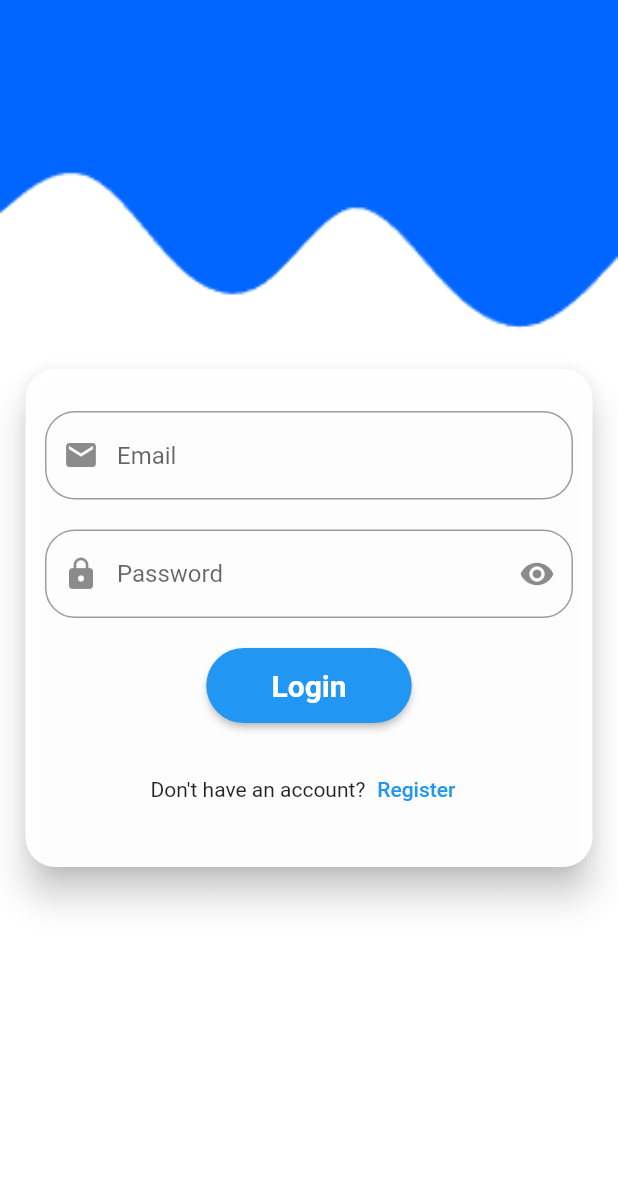
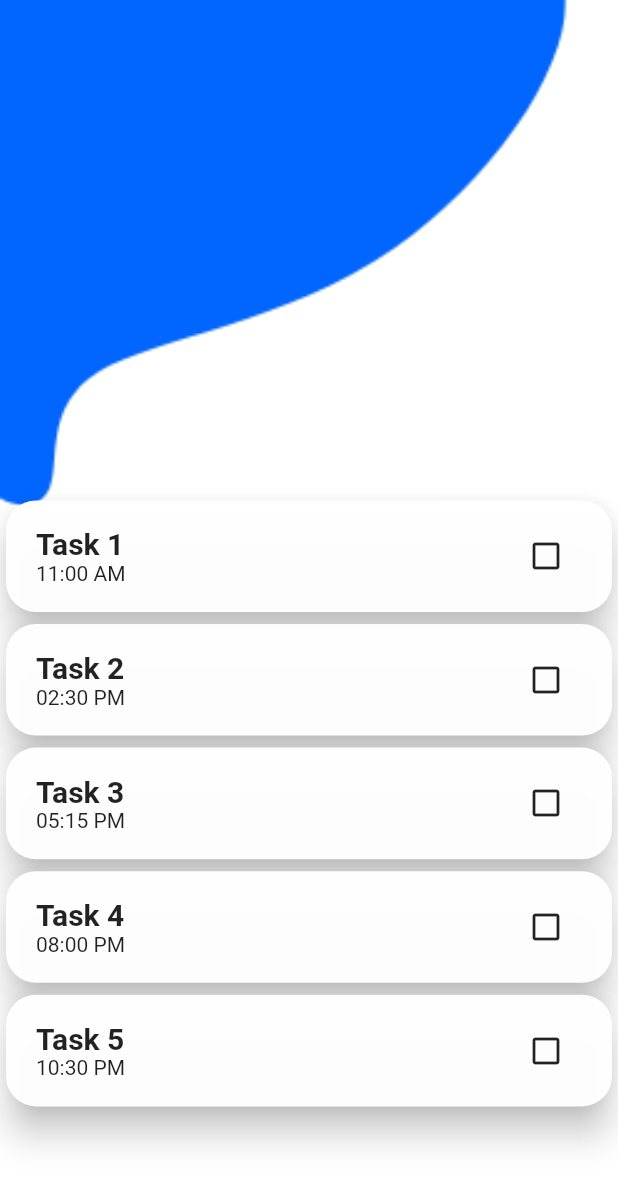
Before and after one commit to tandukar/tracka, a Flutter app: the screen it shows after launch, on a phone screen of 412 x 824 dp. Shown: the top 1185 px of the screen. Run offline on Flutter 3.47's test engine with Material 2 defaults, Android fonts, the phone set to English and light mode, and no system bars; our stand-ins replace email_validator.

Commit message:
created task page

```diff
--- a/client/analysis_options.yaml
+++ b/client/analysis_options.yaml
@@ -24,6 +24,7 @@ linter:
   rules:
     prefer_const_constructors: false
     prefer_const_literals_to_create_immutables: false
+    avoid_print: false
     # avoid_print: false  # Uncomment to disable the `avoid_print` rule
     # prefer_single_quotes: true  # Uncomment to enable the `prefer_single_quotes` rule
 
--- /dev/null
+++ b/client/lib/Provider/provider.dart
@@ -0,0 +1,10 @@
+import 'package:flutter/material.dart';
+
+class AppState extends ChangeNotifier {
+  bool isChecked = false;
+
+  void toggleCheckbox() {
+    isChecked = !isChecked;
+    notifyListeners();
+  }
+}
--- /dev/null
+++ b/client/lib/TrackaMainPage.dart
@@ -0,0 +1,169 @@
+import 'package:flutter/material.dart';
+import 'package:provider/provider.dart';
+
+class Task {
+  final String title;
+  final String time;
+  bool isChecked;
+
+  Task(this.title, this.time, {this.isChecked = false});
+
+  @override
+  String toString() {
+    return 'Task{title: $title, time: $time, isChecked: $isChecked}';
+  }
+}
+
+List<Task> tasks = [
+  Task('Task 1', '11:00 AM'),
+  Task('Task 2', '02:30 PM'),
+  Task('Task 3', '05:15 PM'),
+  Task('Task 4', '08:00 PM'),
+  Task('Task 5', '10:30 PM'),
+
+  // Add more tasks here as needed
+];
+
+class TrackaMain extends StatelessWidget {
+  const TrackaMain({super.key});
+
+  @override
+  Widget build(BuildContext context) {
+    return ChangeNotifierProvider(
+      create: (_) => AppState(),
+      child: MaterialApp(
+        debugShowCheckedModeBanner: false,
+        home: TrackaMainPage(),
+      ),
+    );
+  }
+}
+
+class TrackaMainPage extends StatefulWidget {
+  const TrackaMainPage({super.key});
+
+  @override
+  State<TrackaMainPage> createState() => _TrackaMainPageState();
+}
+
+class _TrackaMainPageState extends State<TrackaMainPage> {
+  @override
+  Widget build(BuildContext context) {
+    return Container(
+      constraints: const BoxConstraints.expand(),
+      decoration: const BoxDecoration(
+        image: DecorationImage(
+          image: AssetImage("assets/logRegBg.png"),
+          fit: BoxFit.cover,
+        ),
+      ),
+      child: Scaffold(
+        backgroundColor: Colors.transparent,
+        body: Center(
+          child: Padding(
+            padding: const EdgeInsets.all(0),
+            child: Column(
+              children: [
+                SizedBox(height: MediaQuery.of(context).size.height / 2.5),
+                Expanded(
+                  child: CardList(),
+                ),
+              ],
+            ),
+          ),
+        ),
+      ),
+    );
+  }
+}
+
+class AppState extends ChangeNotifier {
+  void toggleCardState(Task task) {
+    task.isChecked = !task.isChecked;
+    notifyListeners();
+  }
+}
+
+class CardList extends StatelessWidget {
+  const CardList({super.key});
+
+  @override
+  Widget build(BuildContext context) {
+    final appState = Provider.of<AppState>(context);
+    return ListView.builder(
+      itemCount: tasks.length,
+      itemBuilder: (context, index) {
+        final task = tasks[index];
+        return SizedBox(
+          height: MediaQuery.of(context).size.height / 10,
+          child: CustomCard(
+              task: task,
+              isChecked: task.isChecked,
+              toggleCheckbox: () {
+                appState.toggleCardState(task);
+
+                print('Task Details:\n$task');
+              }),
+        );
+      },
+    );
+  }
+}
+
+class CustomCard extends StatelessWidget {
+  final Task task;
+  final bool isChecked;
+  final Function() toggleCheckbox;
+
+  const CustomCard({
+    super.key,
+    required this.task,
+    required this.isChecked,
+    required this.toggleCheckbox,
+  });
+
+  @override
+  Widget build(BuildContext context) {
+    return Card(
+      elevation: 10,
+      color: Colors.white.withOpacity(0.97),
+      shape: RoundedRectangleBorder(
+        borderRadius: BorderRadius.circular(20),
+      ),
+      child: Padding(
+        padding: const EdgeInsets.only(left: 20, right: 20),
+        child: Column(
+          mainAxisAlignment: MainAxisAlignment.center,
+          children: [
+            Row(
+              mainAxisAlignment: MainAxisAlignment.spaceBetween,
+              children: [
+                Expanded(
+                  child: Column(
+                    mainAxisAlignment: MainAxisAlignment.center,
+                    crossAxisAlignment: CrossAxisAlignment.start,
+                    children: [
+                      Text(
+                        task.title,
+                        style: TextStyle(
+                            fontSize: 20, fontWeight: FontWeight.bold),
+                      ),
+                      Text(task.time),
+                    ],
+                  ),
+                ),
+                IconButton(
+                  icon: isChecked
+                      ? Icon(Icons.check_box_outlined)
+                      : Icon(Icons.check_box_outline_blank),
+                  onPressed: toggleCheckbox,
+                ),
+              ],
+            ),
+            // SizedBox(height: 10),
+          ],
+        ),
+      ),
+    );
+  }
+}
--- a/client/lib/auth/login.dart
+++ b/client/lib/auth/login.dart
@@ -1,6 +1,7 @@
 import 'package:flutter/material.dart';
 
 import 'dart:core';
+import '../TrackaMainPage.dart';
 import '../widgets/password_field_widget.dart';
 import '../widgets/button_widget.dart';
 import '../widgets/email_field_widget.dart';
@@ -19,6 +20,9 @@ final emailController = TextEditingController();
 //
 final passwordController = TextEditingController();
 bool passText = true;
+//
+final email = emailController.text;
+final password = passwordController.text;
 
 class LoginPage extends StatefulWidget {
   const LoginPage({super.key});
@@ -43,44 +47,62 @@ class _LoginPageState extends State<LoginPage> {
         constraints: const BoxConstraints.expand(),
         decoration: const BoxDecoration(
           image: DecorationImage(
-                image: AssetImage("assets/logRegBg.png"), fit: BoxFit.cover)),
+            image: AssetImage("assets/logRegBg.png"),
+            fit: BoxFit.cover,
+          ),
+        ),
         child: Scaffold(
           backgroundColor: Colors.transparent,
           body: Center(
-              child: SingleChildScrollView(
             child: Form(
               key: formKey,
               child: Padding(
-                      padding: const EdgeInsets.all(13),
+                padding: const EdgeInsets.all(0),
+                child: Column(
+                  children: [
+                    SizedBox(height: MediaQuery.of(context).size.height / 3),
+                    Expanded(
                       child: Card(
                         elevation: 10,
                         color: Colors.white.withOpacity(0.97),
                         shape: RoundedRectangleBorder(
-                          borderRadius: BorderRadius.circular(20),
+                          borderRadius: BorderRadius.only(
+                            topLeft: Radius.circular(70),
+                          ),
                         ),
                         child: Padding(
                           padding: const EdgeInsets.all(13),
                           child: Column(
                             mainAxisSize: MainAxisSize.min,
-                            mainAxisAlignment: MainAxisAlignment.center,
                             children: [
-                              SizedBox(height: 15),
+                              SizedBox(height: 30),
+                              Text(
+                                'Login',
+                                style: TextStyle(
+                                  fontSize: 33,
+                                  fontWeight: FontWeight.w700,
+                                ),
+                              ),
+                              SizedBox(height: 30),
                               EmailFieldWidget(controller: emailController),
                               SizedBox(height: 20),
                               PasswordFieldWidget(
                                   controller: passwordController),
-                              SizedBox(height: 20),
+                              SizedBox(height: 50),
                               buildButton(),
-                              SizedBox(height: 20),
+                              SizedBox(height: 30),
                               buildNoAccount(),
-                              SizedBox(height: 15),
                             ],
                           ),
                         ),
                       ),
-                    )),
                     ),
-            )),
+                  ],
+                ),
+              ),
+            ),
+          ),
+        ),
       ),
     );
   }
@@ -91,15 +113,14 @@ class _LoginPageState extends State<LoginPage> {
           final form = formKey.currentState!;
 
           if (form.validate()) {
-            final email = emailController.text;
-            final password = passwordController.text;
-
             ScaffoldMessenger.of(context)
               ..removeCurrentSnackBar()
               ..showSnackBar(SnackBar(
-                content:
-                    Text('Your email is $email\nYour password is $password'),
+                content: Text('Your email is $email'),
               ));
+            //
+            Navigator.push(
+                context, MaterialPageRoute(builder: (context) => TrackaMain()));
           }
         },
       );
--- a/client/lib/main.dart
+++ b/client/lib/main.dart
@@ -1,3 +1,4 @@
+import 'package:client/TrackaMainPage.dart';
 import 'package:flutter/material.dart';
 import 'package:flutter/services.dart';
 
@@ -20,7 +21,7 @@ class Tracka extends StatelessWidget {
   Widget build(BuildContext context) {
     return MaterialApp(
       debugShowCheckedModeBanner: false,
-      home: Scaffold(body: Login()),
+      home: Scaffold(body: TrackaMain()),
     );
   }
 }
--- a/client/lib/widgets/email_field_widget.dart
+++ b/client/lib/widgets/email_field_widget.dart
@@ -36,7 +36,7 @@ class _EmailFieldWidgetState extends State<EmailFieldWidget> {
         decoration: InputDecoration(
           hintText: 'Email',
           border: OutlineInputBorder(
-            borderRadius: BorderRadius.circular(20),
+            borderRadius: BorderRadius.circular(15),
           ),
           prefixIcon: Icon(Icons.mail),
           suffixIcon: widget.controller.text.isEmpty
--- a/client/lib/widgets/password_field_widget.dart
+++ b/client/lib/widgets/password_field_widget.dart
@@ -64,7 +64,7 @@ class _PasswordFieldWidgetState extends State<PasswordFieldWidget> {
         decoration: InputDecoration(
           hintText: 'Password',
           border: OutlineInputBorder(
-            borderRadius: BorderRadius.circular(20),
+            borderRadius: BorderRadius.circular(15),
           ),
           prefixIcon: Icon(Icons.lock),
           suffixIcon: IconButton(
--- a/client/pubspec.yaml
+++ b/client/pubspec.yaml
@@ -37,6 +37,7 @@ dependencies:
   # Use with the CupertinoIcons class for iOS style icons.
   cupertino_icons: ^1.0.2
   email_validator: ^2.1.17
+  provider: ^6.0.5
 
 dev_dependencies:
   flutter_test:
```
Also changed, not shown: client/assets/logRegBg.png. Lines whose indentation alone changed are shown as unchanged.
